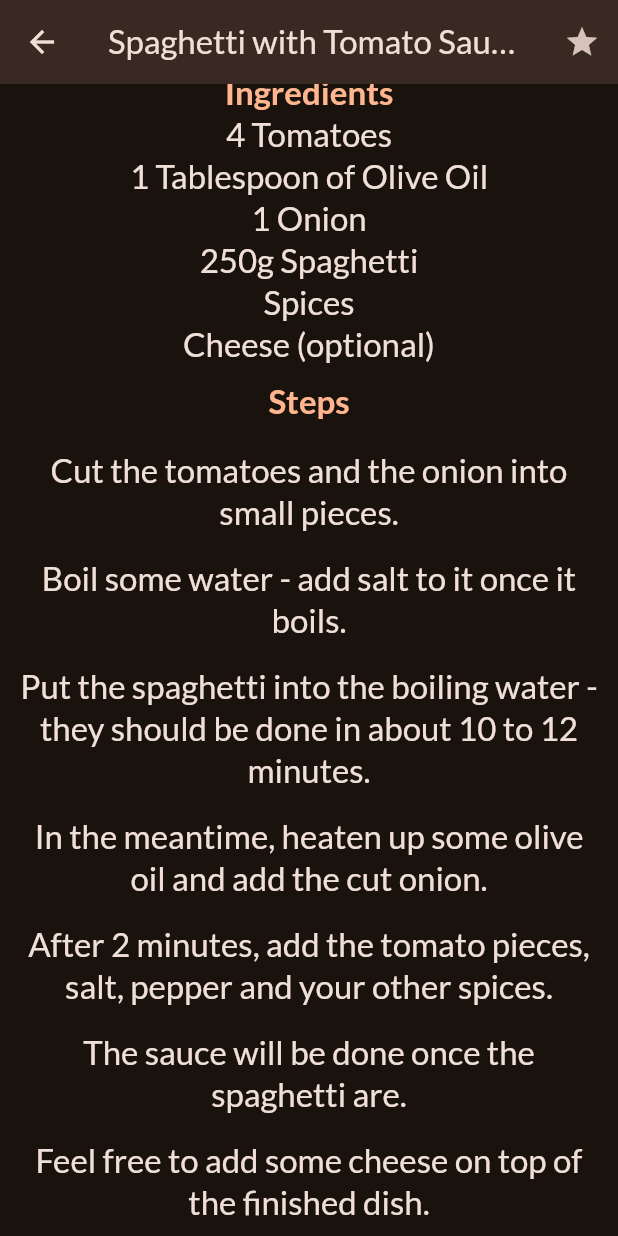
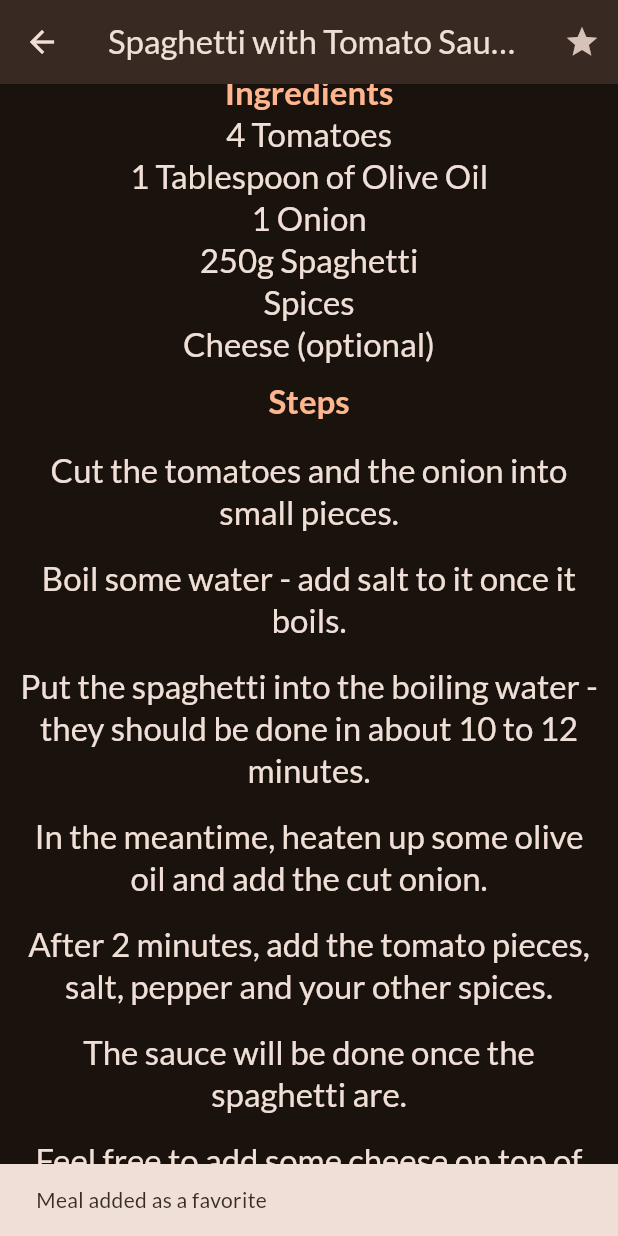
Before and after one commit to vohoangloc123/Meals_App, a Flutter app: the MealDetails screen opened directly with sample values from the repository, scrolled down 318 dp, after a tap on the "star" icon, on a phone screen of 412 x 824 dp. Run offline on Flutter 3.47's test engine with Material 3 defaults, Android fonts, the phone set to English and light mode, and no system bars; our stand-ins replace flutter_riverpod, google_fonts, transparent_image; network calls fail.

```diff
--- a/lib/providers/favorites_provider.dart
+++ b/lib/providers/favorites_provider.dart
@@ -3,16 +3,18 @@ import 'package:meals_app/models/meals.dart';
 
 class FavoriteMealsNotifier extends StateNotifier<List<Meal>> {
   FavoriteMealsNotifier() : super([]);
-  void toggleFavorite(Meal meal) {
+  bool toggleMealFavoriteStatus(Meal meal) {
     // Kiểm tra xem món ăn đã được yêu thích hay chưa
-    final mealIsFavorite = state.contains(meal.id);
+    final mealIsFavorite = state.contains(meal);
 
     if (mealIsFavorite) {
       // Nếu món ăn đã yêu thích, loại bỏ nó khỏi danh sách yêu thích
       state = state.where((id) => id != meal.id).toList();
+      return false;
     } else {
       // Nếu món ăn chưa yêu thích, thêm nó vào danh sách yêu thích
       state = [...state, meal];
+      return true;
     }
   }
 }
--- a/lib/screens/meals.dart
+++ b/lib/screens/meals.dart
@@ -14,9 +14,8 @@ class MealsScreen extends StatelessWidget {
   // Hàm này sẽ được gọi khi người dùng chọn một món ăn. Nó sẽ điều hướng
   // người dùng đến màn hình chi tiết món ăn (MealDetails).
   void selectMeal(BuildContext context, Meal meal) {
-    Navigator.of(context).push(MaterialPageRoute(
-        builder: (context) =>
-            MealDetails(meal: meal, onToggleFavorite: onToggleFavorite)));
+    Navigator.of(context)
+        .push(MaterialPageRoute(builder: (context) => MealDetails(meal: meal)));
     // Navigator.of(context).push() sẽ đẩy (push) màn hình MealDetails lên trên ngăn xếp (stack) màn hình hiện tại,
     // và hiển thị chi tiết món ăn mà người dùng chọn.
   }
--- a/lib/screens/tabs.dart
+++ b/lib/screens/tabs.dart
@@ -25,12 +25,6 @@ class TabsScreen extends ConsumerStatefulWidget {
 
 class _TabsScreenState extends ConsumerState<TabsScreen> {
   Map<Filter, bool> _selectedfilters = kInitialFilters;
-  void _showInfoMessage(String message) {
-    ScaffoldMessenger.of(context)
-        .clearSnackBars(); // Xóa tất cả các snack bar đang hiển thị.
-    ScaffoldMessenger.of(context)
-        .showSnackBar(SnackBar(content: Text(message)));
-  }
 
   int _selectedTabIndex = 0;
   void _selectPage(int index) {
--- a/lib/widgets/meal_details.dart
+++ b/lib/widgets/meal_details.dart
@@ -1,18 +1,32 @@
 import 'package:flutter/material.dart';
+import 'package:flutter_riverpod/flutter_riverpod.dart';
 import 'package:meals_app/models/meals.dart';
+import 'package:meals_app/providers/favorites_provider.dart';
 
-class MealDetails extends StatelessWidget {
+class MealDetails extends ConsumerWidget {
   const MealDetails({Key? key, required this.meal}) : super(key: key);
   final Meal meal;
   @override
-  Widget build(BuildContext context) {
+  Widget build(BuildContext context, WidgetRef ref) {
     return Scaffold(
       appBar: AppBar(
         title: Text(meal.title),
         actions: [
           IconButton(
             icon: const Icon(Icons.star),
-            onPressed: () {},
+            onPressed: () {
+              final wasAdded = ref
+                  .read(favoriteMealsProvier.notifier)
+                  .toggleMealFavoriteStatus(meal);
+              ScaffoldMessenger.of(context)
+                  .clearSnackBars(); // Xóa tất cả các snack bar đang hiển thị.
+              ScaffoldMessenger.of(context).showSnackBar(
+                SnackBar(
+                  content: Text(
+                      wasAdded ? 'Meal added as a favorite' : 'Meal removed.'),
+                ),
+              );
+            },
           ),
         ],
       ),
```
Also changed, not shown: lib/screens/categories.dart (+1 -6 lines).
